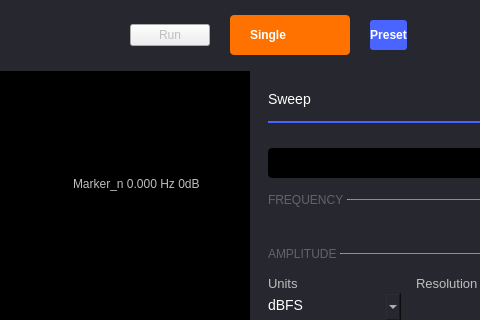
First picture: the form in ui/spectrum_analyzer.ui, repository analogdevicesinc/scopy, before the edit; both pictures show x 291 to 771 and y 0 to 320 of the 857 by 661 pixel window.
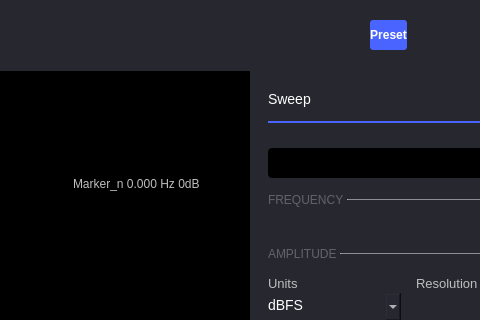
Second picture: the form after the edit. Icons and pictures are not drawn. Custom widgets are drawn as their Qt base class.

Commit message: SpectrumAnalyzer: use the runSingleWidget instead of the old buttons

```diff
--- a/ui/spectrum_analyzer.ui
+++ b/ui/spectrum_analyzer.ui
@@ -191,63 +191,7 @@
          </spacer>
         </item>
         <item>
-         <widget class="QPushButton" name="run_button">
-          <property name="sizePolicy">
-           <sizepolicy hsizetype="Fixed" vsizetype="Fixed">
-            <horstretch>0</horstretch>
-            <verstretch>0</verstretch>
-           </sizepolicy>
-          </property>
-          <property name="layoutDirection">
-           <enum>Qt::RightToLeft</enum>
-          </property>
-          <property name="styleSheet">
-           <string notr="true">QPushButton {
-  width: 80px;
-  height: 40px;
-  border-radius: 4px;
-  background-color: #27b34f;
-  color: white;
-  font-size: 12px;
-
-  font-weight: bold;
-
-  text-align: left;
-  padding-left: 20px;
-  padding-right: 20px;
-  qproperty-text: &quot;Run&quot;;
-}
-
-QPushButton[running=true] {
-  qproperty-text: &quot;Stop&quot;;
-}
-
-QPushButton:checked {
-  background-color: #F45000;
-}
-
-QPushButton:disabled {
-  background-color: grey;
-}l</string>
-          </property>
-          <property name="text">
-           <string>Run</string>
-          </property>
-          <property name="icon">
-           <iconset resource="../resources/resources.qrc">
-            <normaloff>:/icons/ico-play.svg</normaloff>
-            <normalon>:/icons/ico-stop.svg</normalon>:/icons/ico-play.svg</iconset>
-          </property>
-          <property name="iconSize">
-           <size>
-            <width>8</width>
-            <height>10</height>
-           </size>
-          </property>
-          <property name="checkable">
-           <bool>true</bool>
-          </property>
-         </widget>
+         <widget class="adiscope::RunSingleWidget" name="runSingleWidget" native="true"/>
         </item>
         <item>
          <spacer name="horizontalSpacer_4">
@@ -265,61 +209,6 @@
           </property>
          </spacer>
         </item>
-        <item>
-         <widget class="QPushButton" name="btnSingle">
-          <property name="minimumSize">
-           <size>
-            <width>0</width>
-            <height>0</height>
-           </size>
-          </property>
-          <property name="layoutDirection">
-           <enum>Qt::RightToLeft</enum>
-          </property>
-          <property name="styleSheet">
-           <string notr="true">QPushButton {
-  width: 80px;
-  height: 40px;
-  border-radius: 4px;
-  background-color: #ff7200;
-  color: white;
-
-  font-weight: bold;
-  font-size: 12px;
-  text-align: left;
-  padding-left: 20px;
-  padding-right: 20px;
-  qproperty-text: &quot;Single&quot;;
-}
-
-QPushButton[running=true] {
-  qproperty-text: &quot;Stop&quot;;
-  background-color: #F45000;
-}
-
-QPushButton:disabled {
-  background-color: grey;
-}</string>
-          </property>
-          <property name="text">
-           <string>Single</string>
-          </property>
-          <property name="icon">
-           <iconset resource="../resources/resources.qrc">
-            <normaloff>:/icons/ico-oneshot.svg</normaloff>
-            <normalon>:/icons/ico-stop.svg</normalon>:/icons/ico-oneshot.svg</iconset>
-          </property>
-          <property name="iconSize">
-           <size>
-            <width>10</width>
-            <height>10</height>
-           </size>
-          </property>
-          <property name="checkable">
-           <bool>true</bool>
-          </property>
-         </widget>
-        </item>
         <item>
          <spacer name="horizontalSpacer_2">
           <property name="orientation">
@@ -2162,6 +2051,12 @@
    <header location="global">marker_table.hpp</header>
    <container>1</container>
   </customwidget>
+  <customwidget>
+   <class>adiscope::RunSingleWidget</class>
+   <extends>QWidget</extends>
+   <header>runsinglewidget.h</header>
+   <container>1</container>
+  </customwidget>
  </customwidgets>
  <resources>
   <include location="../resources/resources.qrc"/>
```
The commit also changes 2 other files.
